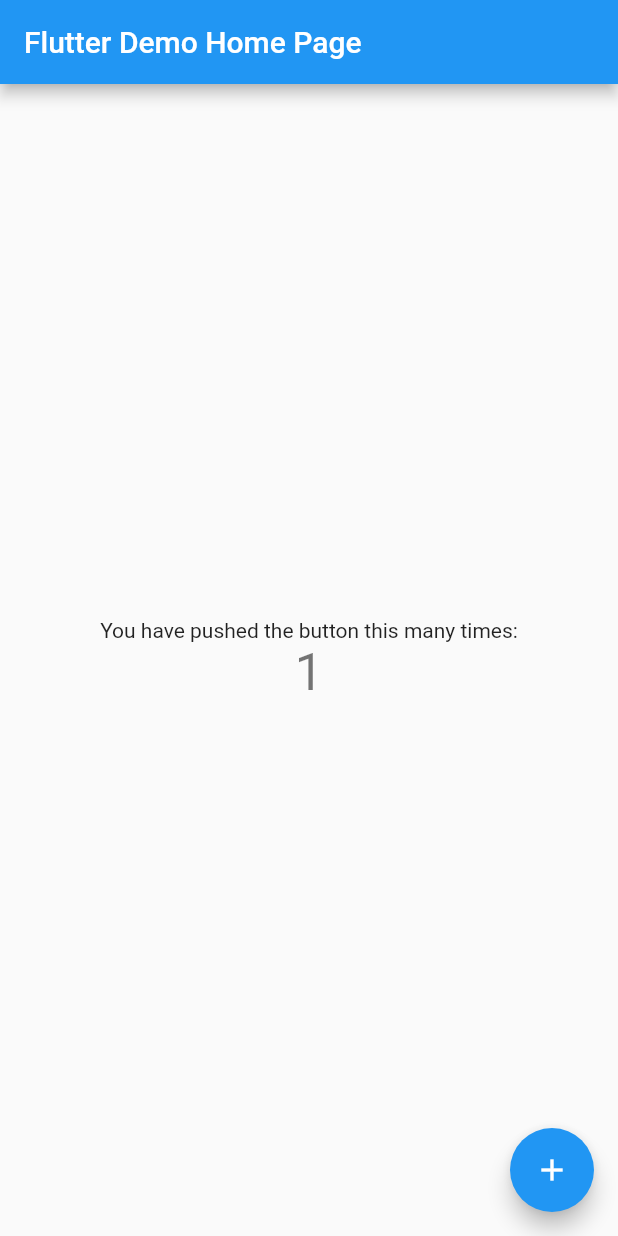
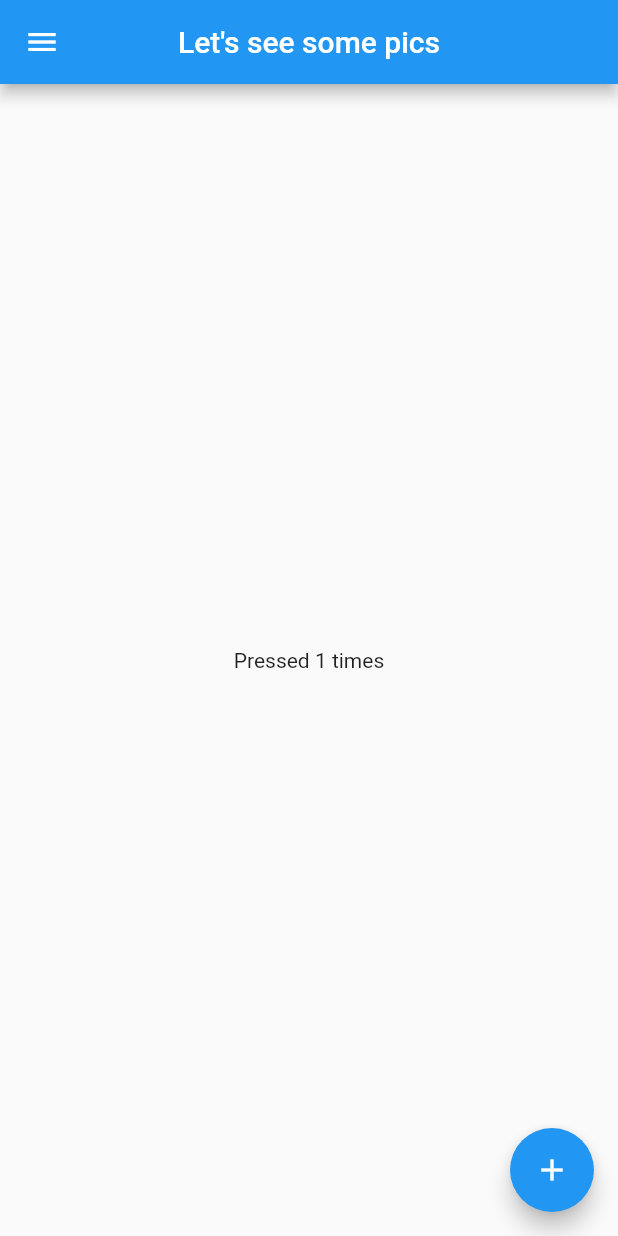
Before and after one commit to akhilarimbra/flutter-test-pics, a Flutter app: the screen it shows after launch, after a tap on the "add" icon, on a phone screen of 412 x 824 dp. Run offline on Flutter 3.47's test engine with Material 2 defaults, Android fonts, the phone set to English and light mode, and no system bars.

Commit message:
added widgets/App

```diff
--- a/lib/main.dart
+++ b/lib/main.dart
@@ -1,63 +1,7 @@
 import 'package:flutter/material.dart';
 
-void main() => runApp(new MyApp());
+import 'widgets/App.dart';
 
-class MyApp extends StatelessWidget {
-  @override
-  Widget build(BuildContext context) {
-    return new MaterialApp(
-      title: 'Flutter Demo',
-      theme: new ThemeData(
-        primarySwatch: Colors.blue,
-      ),
-      home: new MyHomePage(title: 'Flutter Demo Home Page'),
-    );
-  }
+void main() {
+  runApp(App());
 }
-
-class MyHomePage extends StatefulWidget {
-  MyHomePage({Key key, this.title}) : super(key: key);
-
-  final String title;
-
-  @override
-  _MyHomePageState createState() => new _MyHomePageState();
-}
-
-class _MyHomePageState extends State<MyHomePage> {
-  int _counter = 0;
-
-  void _incrementCounter() {
-    setState(() {
-      _counter++;
-    });
-  }
-
-  @override
-  Widget build(BuildContext context) {
-    return new Scaffold(
-      appBar: new AppBar(
-        title: new Text(widget.title),
-      ),
-      body: new Center(
-        child: new Column(
-          mainAxisAlignment: MainAxisAlignment.center,
-          children: <Widget>[
-            new Text(
-              'You have pushed the button this many times:',
-            ),
-            new Text(
-              '$_counter',
-              style: Theme.of(context).textTheme.display1,
-            ),
-          ],
-        ),
-      ),
-      floatingActionButton: new FloatingActionButton(
-        onPressed: _incrementCounter,
-        tooltip: 'Increment',
-        child: new Icon(Icons.add),
-      ),
-    );
-  }
-}
--- /dev/null
+++ b/lib/widgets/App.dart
@@ -0,0 +1,36 @@
+import 'package:flutter/material.dart';
+
+class App extends StatefulWidget {
+  @override
+  State<StatefulWidget> createState() {
+    return AppState();
+  }
+}
+
+class AppState extends State<App> {
+  int counter = 0;
+
+  @override
+  Widget build(BuildContext context) {
+    return MaterialApp(
+      home: Scaffold(
+        appBar: AppBar(
+          title: Text("Let's see some pics"),
+          centerTitle: true,
+        ),
+        floatingActionButton: FloatingActionButton(
+          onPressed: () {
+            setState(() {
+              counter++;
+            });
+          },
+          child: Icon(Icons.add),
+        ),
+        drawer: Drawer(),
+        body: Center(
+          child: Text('Pressed ${this.counter} times'),
+        ),
+      ),
+    );
+  }
+}
```
Also changed, not shown: 1 other file.
